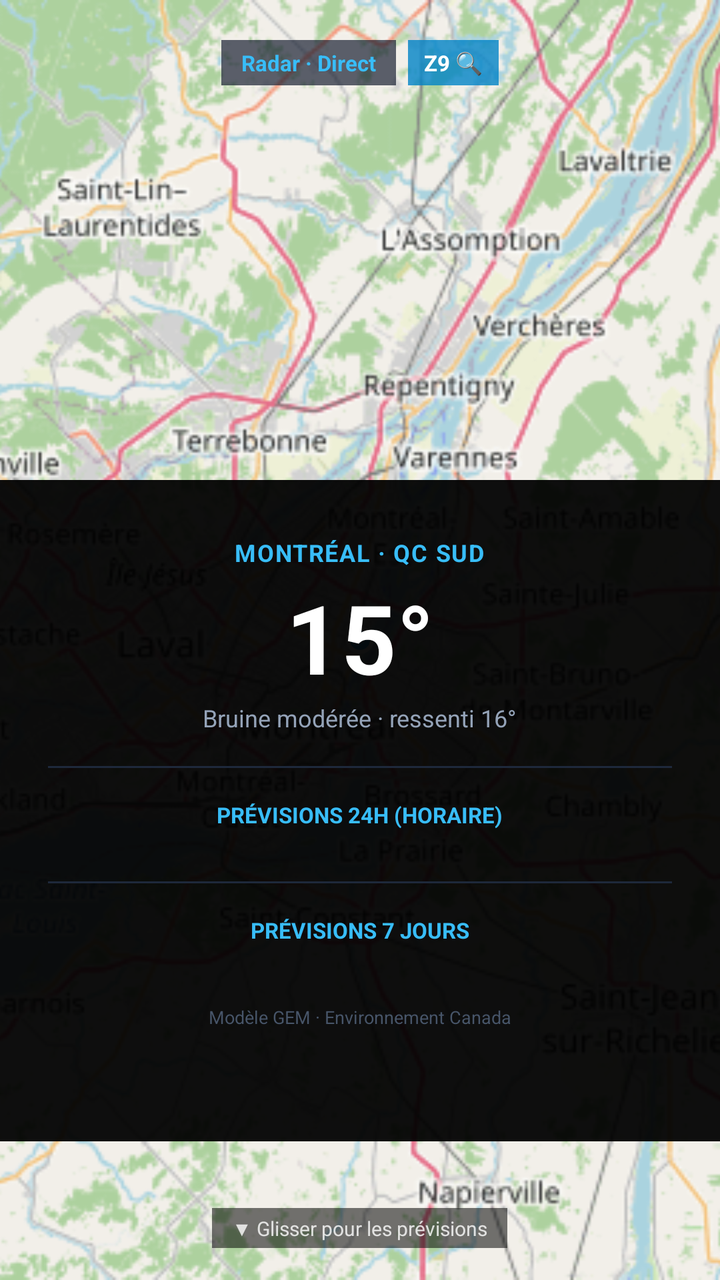
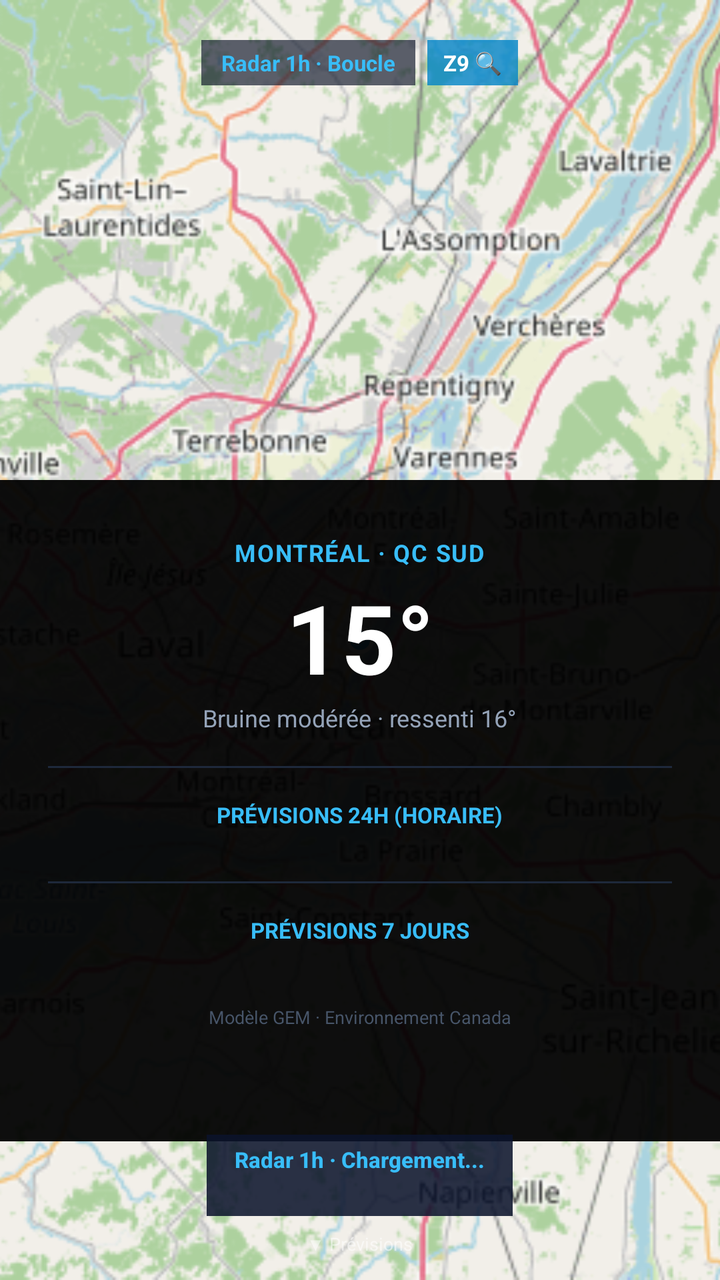

Compare the two renders of this Android layout. The source of the first and the diff that turns it into the second are given below.
<!-- AndroidManifest.xml: activity theme android:Theme.DeviceDefault.NoActionBar -->
<!-- res/layout/activity_weather_radar.xml -->
<?xml version="1.0" encoding="utf-8"?>
<FrameLayout xmlns:android="http://schemas.android.com/apk/res/android"
    android:layout_width="match_parent"
    android:layout_height="match_parent"
    android:background="#000000">

    
    <FrameLayout
        android:id="@+id/radarFullScreenContainer"
        android:layout_width="match_parent"
        android:layout_height="match_parent">

        <ImageView
            android:id="@+id/radarBaseMap"
            android:layout_width="match_parent"
            android:layout_height="match_parent"
            android:scaleType="centerCrop"
            android:src="@drawable/radar_basemap" />

        <ImageView
            android:id="@+id/radarImageView"
            android:layout_width="match_parent"
            android:layout_height="match_parent"
            android:scaleType="centerCrop"
            android:alpha="0.80" />

        
        <ImageView
            android:id="@+id/ivUserDot"
            android:layout_width="14dp"
            android:layout_height="14dp"
            android:layout_gravity="center"
            android:src="@drawable/ic_user_location_dot" />
    </FrameLayout>

    
    <ScrollView
        android:id="@+id/scrollView"
        android:layout_width="match_parent"
        android:layout_height="match_parent"
        android:scrollbars="none"
        android:fillViewport="true">

        <LinearLayout
            android:id="@+id/contentLayout"
            android:layout_width="match_parent"
            android:layout_height="wrap_content"
            android:orientation="vertical"
            android:gravity="center_horizontal">

            
            <View
                android:id="@+id/fullScreenSpacer"
                android:layout_width="match_parent"
                android:layout_height="240dp" />

            
            <LinearLayout
                android:layout_width="match_parent"
                android:layout_height="wrap_content"
                android:orientation="vertical"
                android:background="#F0000000"
                android:paddingStart="24dp"
                android:paddingEnd="24dp"
                android:paddingTop="28dp"
                android:paddingBottom="56dp"
                android:gravity="center_horizontal">

                
                <TextView
                    android:id="@+id/tvLocation"
                    android:layout_width="wrap_content"
                    android:layout_height="wrap_content"
                    android:text="MONTRÉAL · QC SUD"
                    android:textColor="#38BDF8"
                    android:textSize="12sp"
                    android:textStyle="bold"
                    android:letterSpacing="0.05" />

                <TextView
                    android:id="@+id/tvCurrentTemp"
                    android:layout_width="wrap_content"
                    android:layout_height="wrap_content"
                    android:text="15°"
                    android:textColor="#FFFFFF"
                    android:textSize="48sp"
                    android:textStyle="bold"
                    android:layout_marginTop="2dp" />

                <TextView
                    android:id="@+id/tvCondition"
                    android:layout_width="wrap_content"
                    android:layout_height="wrap_content"
                    android:text="Bruine modérée · ressenti 16°"
                    android:textColor="#94A3B8"
                    android:textSize="12sp"
                    android:layout_marginBottom="16dp" />

                
                <View
                    android:layout_width="match_parent"
                    android:layout_height="1dp"
                    android:background="#1E293B"
                    android:layout_marginBottom="16dp" />

                
                <TextView
                    android:layout_width="wrap_content"
                    android:layout_height="wrap_content"
                    android:text="PRÉVISIONS 24H (HORAIRE)"
                    android:textColor="#38BDF8"
                    android:textSize="11sp"
                    android:textStyle="bold"
                    android:layout_marginBottom="10dp" />

                <HorizontalScrollView
                    android:layout_width="match_parent"
                    android:layout_height="wrap_content"
                    android:scrollbars="none"
                    android:fillViewport="true">

                    <LinearLayout
                        android:id="@+id/hourlyContainer"
                        android:layout_width="wrap_content"
                        android:layout_height="wrap_content"
                        android:orientation="horizontal"
                        android:paddingStart="4dp"
                        android:paddingEnd="4dp" />
                </HorizontalScrollView>

                
                <View
                    android:layout_width="match_parent"
                    android:layout_height="1dp"
                    android:background="#1E293B"
                    android:layout_marginTop="16dp"
                    android:layout_marginBottom="16dp" />

                
                <TextView
                    android:layout_width="wrap_content"
                    android:layout_height="wrap_content"
                    android:text="PRÉVISIONS 7 JOURS"
                    android:textColor="#38BDF8"
                    android:textSize="11sp"
                    android:textStyle="bold"
                    android:layout_marginBottom="10dp" />

                <LinearLayout
                    android:id="@+id/dailyContainer"
                    android:layout_width="match_parent"
                    android:layout_height="wrap_content"
                    android:orientation="vertical" />

                
                <TextView
                    android:layout_width="wrap_content"
                    android:layout_height="wrap_content"
                    android:text="Modèle GEM · Environnement Canada"
                    android:textColor="#475569"
                    android:textSize="9sp"
                    android:layout_marginTop="20dp" />
            </LinearLayout>

        </LinearLayout>
    </ScrollView>

    
    <LinearLayout
        android:id="@+id/topBarLayout"
        android:layout_width="wrap_content"
        android:layout_height="wrap_content"
        android:layout_gravity="top|center_horizontal"
        android:layout_marginTop="20dp"
        android:orientation="horizontal">

        <LinearLayout
            android:layout_width="wrap_content"
            android:layout_height="wrap_content"
            android:background="#AA0F172A"
            android:paddingStart="10dp"
            android:paddingEnd="10dp"
            android:paddingTop="4dp"
            android:paddingBottom="4dp">

            <TextView
                android:id="@+id/tvRadarStatus"
                android:layout_width="wrap_content"
                android:layout_height="wrap_content"
                android:text="Radar · Direct"
                android:textColor="#38BDF8"
                android:textSize="11sp"
                android:textStyle="bold" />
        </LinearLayout>

        <View
            android:layout_width="6dp"
            android:layout_height="1dp" />

        <TextView
            android:id="@+id/btnZoomToggle"
            android:layout_width="wrap_content"
            android:layout_height="wrap_content"
            android:background="#CC0284C7"
            android:text="Z9 🔍"
            android:textColor="#FFFFFF"
            android:textSize="11sp"
            android:textStyle="bold"
            android:paddingStart="8dp"
            android:paddingEnd="8dp"
            android:paddingTop="4dp"
            android:paddingBottom="4dp" />
    </LinearLayout>

    <TextView
        android:id="@+id/tvScrollPrompt"
        android:layout_width="wrap_content"
        android:layout_height="wrap_content"
        android:layout_gravity="bottom|center_horizontal"
        android:layout_marginBottom="16dp"
        android:text="▼ Glisser pour les prévisions"
        android:textColor="#CCFFFFFF"
        android:textSize="10sp"
        android:background="#88000000"
        android:paddingStart="10dp"
        android:paddingEnd="10dp"
        android:paddingTop="3dp"
        android:paddingBottom="3dp" />

</FrameLayout>
<!-- resources referenced by this layout -->
<resources>
  <!-- drawable ic_user_location_dot (drawable) -->
  <?xml version="1.0" encoding="utf-8"?>
  <shape xmlns:android="http://schemas.android.com/apk/res/android"
      android:shape="oval">
      <solid android:color="#38BDF8" />
      <stroke
          android:width="2dp"
          android:color="#FFFFFF" />
      <size
          android:width="14dp"
          android:height="14dp" />
  </shape>
  <!-- drawable radar_basemap: png bitmap (drawable, 328624 bytes) -->
</resources>

<!-- the commit's change to res/layout/activity_weather_radar.xml (unified diff, before → after) -->
@@ -187,7 +187,7 @@
                 android:id="@+id/tvRadarStatus"
                 android:layout_width="wrap_content"
                 android:layout_height="wrap_content"
-                android:text="Radar · Direct"
+                android:text="Radar 1h · Boucle"
                 android:textColor="#38BDF8"
                 android:textSize="11sp"
                 android:textStyle="bold" />
@@ -212,19 +212,48 @@
             android:paddingBottom="4dp" />
     </LinearLayout>
 
+    
+    <LinearLayout
+        android:id="@+id/timelineContainer"
+        android:layout_width="wrap_content"
+        android:layout_height="wrap_content"
+        android:layout_gravity="bottom|center_horizontal"
+        android:layout_marginBottom="32dp"
+        android:orientation="vertical"
+        android:gravity="center_horizontal"
+        android:background="#DD0B132B"
+        android:paddingStart="14dp"
+        android:paddingEnd="14dp"
+        android:paddingTop="5dp"
+        android:paddingBottom="6dp">
+
+        <TextView
+            android:id="@+id/tvTimelineBadge"
+            android:layout_width="wrap_content"
+            android:layout_height="wrap_content"
+            android:text="Radar 1h · Chargement..."
+            android:textColor="#38BDF8"
+            android:textSize="11sp"
+            android:textStyle="bold"
+            android:fontFamily="sans-serif-medium" />
+
+        <LinearLayout
+            android:id="@+id/timelineTrack"
+            android:layout_width="wrap_content"
+            android:layout_height="12dp"
+            android:layout_marginTop="3dp"
+            android:orientation="horizontal"
+            android:gravity="center" />
+    </LinearLayout>
+
     <TextView
         android:id="@+id/tvScrollPrompt"
         android:layout_width="wrap_content"
         android:layout_height="wrap_content"
         android:layout_gravity="bottom|center_horizontal"
-        android:layout_marginBottom="16dp"
-        android:text="▼ Glisser pour les prévisions"
-        android:textColor="#CCFFFFFF"
-        android:textSize="10sp"
-        android:background="#88000000"
-        android:paddingStart="10dp"
-        android:paddingEnd="10dp"
-        android:paddingTop="3dp"
-        android:paddingBottom="3dp" />
+        android:layout_marginBottom="12dp"
+        android:text="▼ Prévisions"
+        android:textColor="#88FFFFFF"
+        android:textSize="9sp" />
 
 </FrameLayout>
